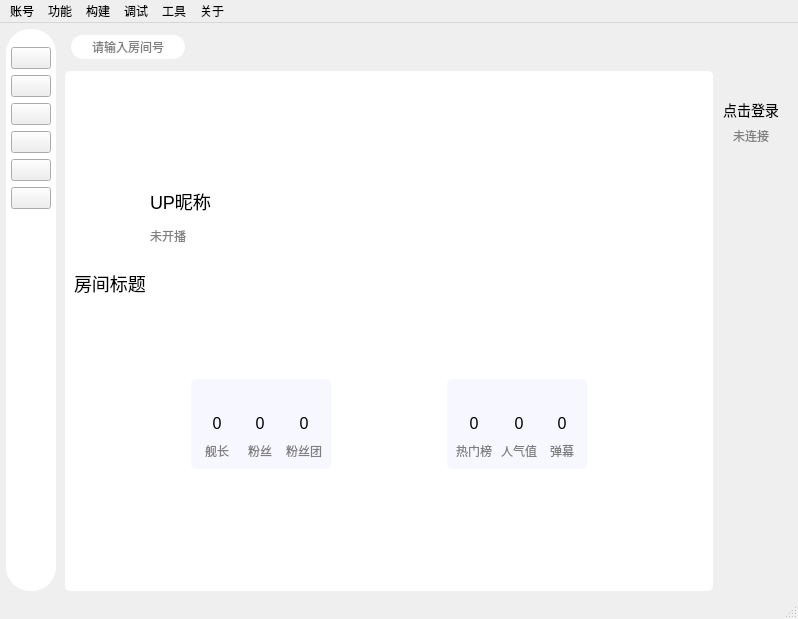
First picture: the form in mainwindow/mainwindow.ui, repository iwxyi/Bilibili-MagicalDanmaku, before the edit.
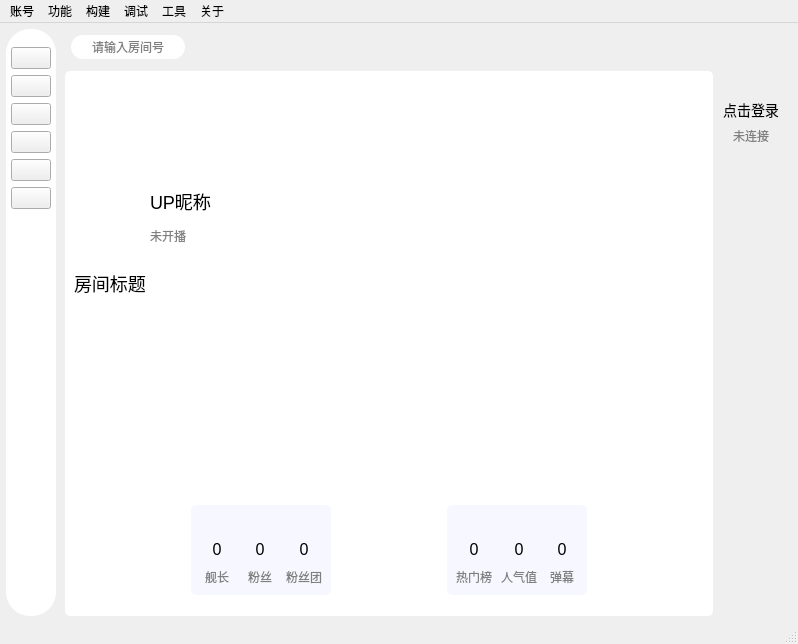
Second picture: the form after the edit. Icons and pictures are not drawn. Custom widgets are drawn as their Qt base class.

Commit message: 添加封面顶部圆角

The edit to the form file:
```diff
--- a/mainwindow/mainwindow.ui
+++ b/mainwindow/mainwindow.ui
@@ -7,7 +7,7 @@
     <x>0</x>
     <y>0</y>
     <width>798</width>
-    <height>619</height>
+    <height>644</height>
    </rect>
   </property>
   <property name="windowTitle">
@@ -775,7 +775,7 @@
                <property name="sizeHint" stdset="0">
                 <size>
                  <width>1</width>
-                 <height>246</height>
+                 <height>20</height>
                 </size>
                </property>
               </spacer>
```
The commit also changes 2 other files.
